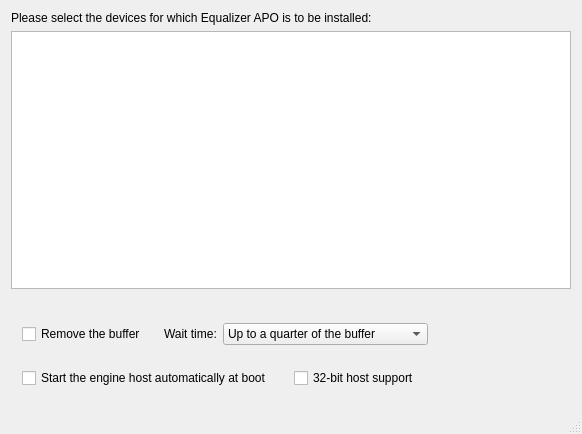
Above: DeviceSelector/DeviceSelector.ui from 115dkk/EqualizerAPO-XT before the change. Below: the same form after it.
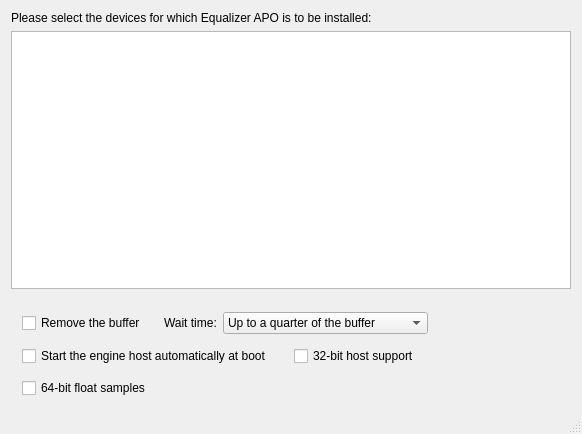
That is the form after the change. The open tabs and pages were chosen to show the change. Icons and pictures are not drawn. Custom widgets are drawn as their Qt base class.

Commit message: feat(device-selector): the ASIO options offer 64-bit float samples

```diff
--- a/DeviceSelector/DeviceSelector.ui
+++ b/DeviceSelector/DeviceSelector.ui
@@ -340,6 +340,36 @@
            </item>
           </layout>
          </item>
+         <item>
+          <layout class="QHBoxLayout" name="asioSampleRow">
+           <item>
+            <widget class="QCheckBox" name="asioFloat64CheckBox">
+             <property name="toolTip">
+              <string>The application sees 64-bit float samples instead of the device's own format, so one that mixes in 64-bit float sends its audio without converting it first. The device's format does not change. Turn this off if the application refuses the device or the sound is wrong.</string>
+             </property>
+             <property name="text">
+              <string>64-bit float samples</string>
+             </property>
+            </widget>
+           </item>
+           <item>
+            <spacer name="asioSampleSpacer">
+             <property name="orientation">
+              <enum>Qt::Horizontal</enum>
+             </property>
+             <property name="sizeType">
+              <enum>QSizePolicy::Expanding</enum>
+             </property>
+             <property name="sizeHint" stdset="0">
+              <size>
+               <width>40</width>
+               <height>20</height>
+              </size>
+             </property>
+            </spacer>
+           </item>
+          </layout>
+         </item>
            </layout>
           </widget>
          </item>
```
The commit also changes 1 other file.
